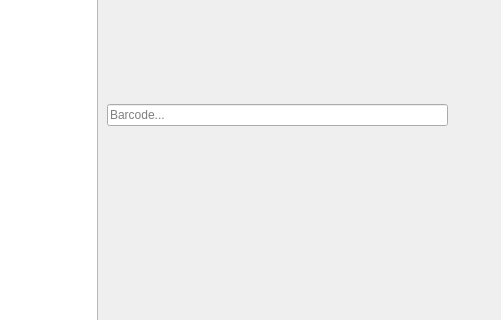
Before: the Qt Designer form pos-fe/gui/tabs/cashiertab.ui in sadeqAlbana/Snono-ERP, drawn with Qt 5; both pictures show x 743 to 1244 and y 295 to 615 of the 1244 by 924 pixel window.
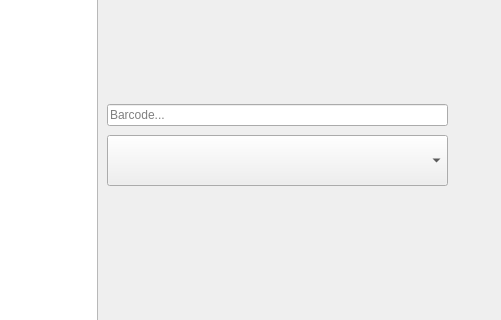
After: the same form once the commit is applied. Icons and pictures are not drawn. Custom widgets are drawn as their Qt base class.

```diff
--- a/pos-fe/gui/tabs/cashiertab.ui
+++ b/pos-fe/gui/tabs/cashiertab.ui
@@ -259,6 +259,19 @@
     </item>
    </layout>
   </widget>
+  <widget class="QComboBox" name="customerCB">
+   <property name="geometry">
+    <rect>
+     <x>850</x>
+     <y>430</y>
+     <width>341</width>
+     <height>51</height>
+    </rect>
+   </property>
+   <property name="editable">
+    <bool>false</bool>
+   </property>
+  </widget>
  </widget>
  <customwidgets>
   <customwidget>
```
